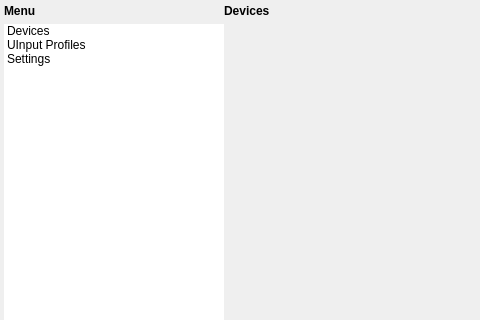
Old version of the form subprojects/manager/ui/mainwindow.ui in the repository dev-0x7C6/wiimotedev; both pictures show x 0 to 480 and y 0 to 320 of the 817 by 537 pixel window.
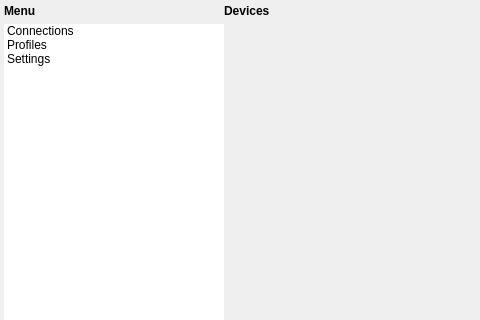
New version of the form. Icons and pictures are not drawn.

Commit message: Uploaded new icons for wiimotedev-manager, some changes in gui.

```diff
--- a/subprojects/manager/ui/mainwindow.ui
+++ b/subprojects/manager/ui/mainwindow.ui
@@ -79,7 +79,7 @@
         </property>
         <item>
          <property name="text">
-          <string>Devices</string>
+          <string>Connections</string>
          </property>
          <property name="icon">
           <iconset resource="../data/data.qrc">
@@ -88,7 +88,7 @@
         </item>
         <item>
          <property name="text">
-          <string>UInput Profiles</string>
+          <string>Profiles</string>
          </property>
          <property name="icon">
           <iconset resource="../data/data.qrc">
```
Left out of the diff: 4 changed lines with no effect on the pictures. The commit also changes 6 other files.
